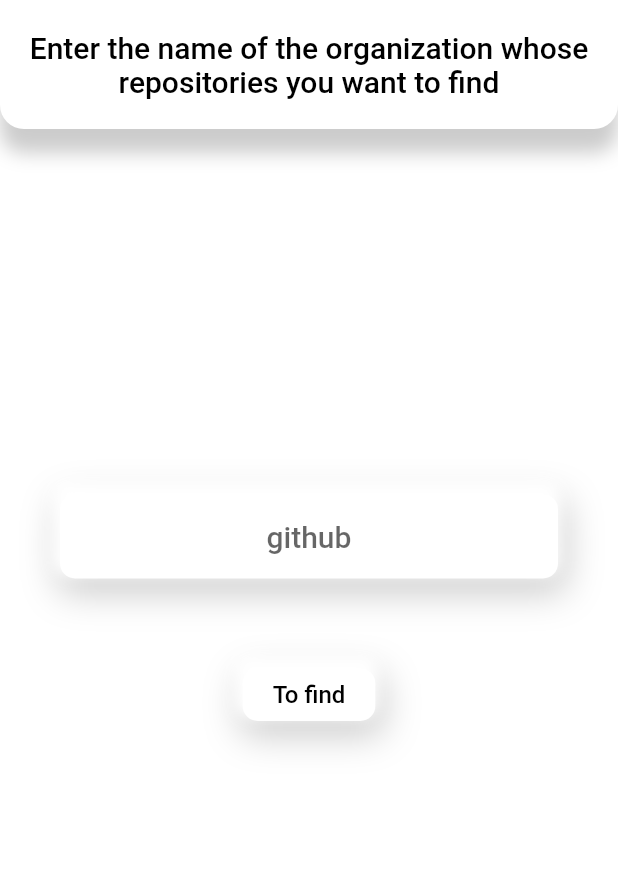
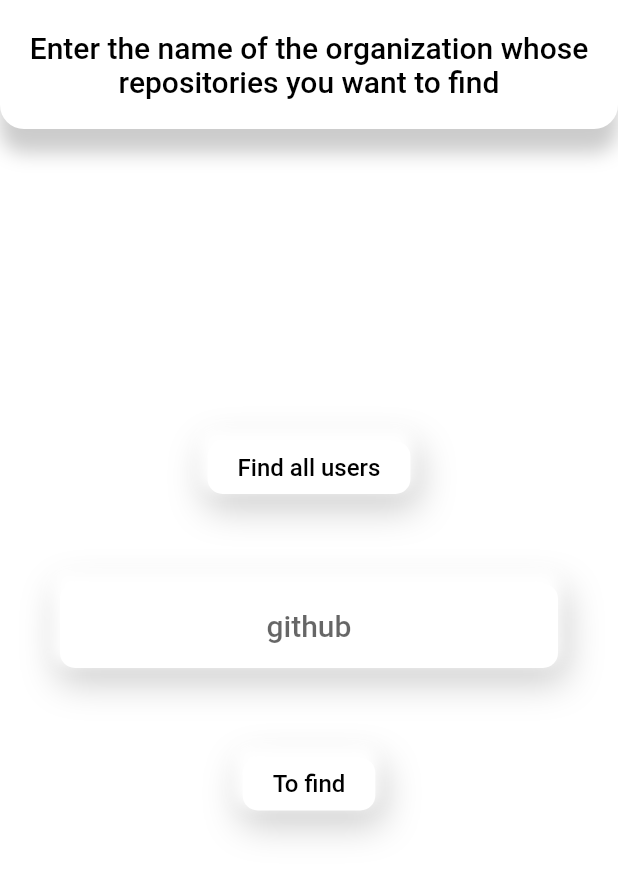
Before and after one commit to VadimKV44/github_repositories, a Flutter app: the screen it shows after launch, on a phone screen of 412 x 824 dp. Shown: the top 877 px of the screen. Run offline on Flutter 3.47's test engine with Material 2 defaults, Android fonts, the phone set to English and light mode, and no system bars; our stand-ins replace bloc, flutter_bloc; accounts and stored records are empty.

Commit message:
Adding the ability to get all users

```diff
--- /dev/null
+++ b/lib/api_repositury/data_models/all_users_model.dart
@@ -0,0 +1,30 @@
+import 'dart:convert';
+
+List<AllUsersModel> allUsersModelFromJson(String str) => List<AllUsersModel>.from(json.decode(str).map((x) => AllUsersModel.fromJson(x)));
+
+class AllUsersModel {
+  String? login;
+  int? id;
+  String? nodeId;
+  String? avatarUrl;
+  String? gravatarId;
+  String? type;
+
+  AllUsersModel({
+    this.login,
+    this.id,
+    this.nodeId,
+    this.avatarUrl,
+    this.gravatarId,
+    this.type,
+  });
+
+  factory AllUsersModel.fromJson(Map<String, dynamic> json) => AllUsersModel(
+    login: json["login"],
+    id: json["id"],
+    nodeId: json["node_id"],
+    avatarUrl: json["avatar_url"],
+    gravatarId: json["gravatar_id"],
+    type: json["type"],
+  );
+}
--- /dev/null
+++ b/lib/blocs/all_users_cubit/all_users_cubit.dart
@@ -0,0 +1,24 @@
+import 'package:bloc/bloc.dart';
+import 'package:github_repositories/api_repositury/data_models/all_users_model.dart';
+import 'package:github_repositories/api_repositury/repository.dart';
+import 'package:meta/meta.dart';
+
+part 'all_users_state.dart';
+
+class AllUsersCubit extends Cubit<AllUsersState> {
+  AllUsersCubit() : super(AllUsersInitial());
+
+  Repository repository = Repository();
+
+  List<AllUsersModel>? allUsers;
+
+  void getAllUsers() async {
+    emit(AllUsersLoading());
+    allUsers = await repository.getAllUsers();
+    if (allUsers == null) {
+      emit(AllUsersError());
+    } else {
+      emit(AllUsersSuccess());
+    }
+  }
+}
--- /dev/null
+++ b/lib/blocs/all_users_cubit/all_users_state.dart
@@ -0,0 +1,12 @@
+part of 'all_users_cubit.dart';
+
+@immutable
+abstract class AllUsersState {}
+
+class AllUsersInitial extends AllUsersState {}
+
+class AllUsersLoading extends AllUsersState {}
+
+class AllUsersError extends AllUsersState {}
+
+class AllUsersSuccess extends AllUsersState {}
--- a/lib/consts/strings.dart
+++ b/lib/consts/strings.dart
@@ -1,6 +1,6 @@
 abstract class Strings {
   /// For API
-  static const String baseUrl = "https://api.github.com/users/";
+  static const String baseUrl = "https://api.github.com/users";
   static const String unknownError = "Unknown error";
 
   /// For Screens
@@ -18,4 +18,6 @@ abstract class Strings {
   static const String watchers = "Watchers: ";
   static const String defaultBranch = "Default branch: ";
   static const String repositoryName = "Repository name: ";
+  static const String findAllUsers = "Find all users";
+  static const String name = "Name: ";
 }
--- a/lib/main.dart
+++ b/lib/main.dart
@@ -1,5 +1,6 @@
 import 'package:flutter/material.dart';
 import 'package:flutter_bloc/flutter_bloc.dart';
+import 'package:github_repositories/blocs/all_users_cubit/all_users_cubit.dart';
 import 'package:github_repositories/blocs/repos_cubit/repos_cubit.dart';
 import 'package:github_repositories/blocs/user_cubit/user_cubit.dart';
 import 'package:github_repositories/screens/search_repository_screen.dart';
@@ -17,6 +18,7 @@ class MyApp extends StatelessWidget {
       providers: [
         BlocProvider<ReposCubit>(create: (context) => ReposCubit()),
         BlocProvider<UserCubit>(create: (context) => UserCubit()),
+        BlocProvider<AllUsersCubit>(create: (context) => AllUsersCubit()),
       ],
       child: const MaterialApp(
         home: SearchRepositoryScreen(),
--- a/lib/screens/search_repository_screen.dart
+++ b/lib/screens/search_repository_screen.dart
@@ -2,6 +2,7 @@ import 'package:flutter/material.dart';
 import 'package:github_repositories/consts/colors.dart';
 import 'package:github_repositories/consts/strings.dart';
 import 'package:github_repositories/consts/styles.dart';
+import 'package:github_repositories/screens/all_users_screen.dart';
 import 'package:github_repositories/screens/repository_info_screen.dart';
 import 'package:github_repositories/widgets/custom_button_widget.dart';
 import 'package:github_repositories/widgets/custom_text_field_widget.dart';
@@ -58,7 +59,19 @@ class _SearchRepositoryScreenState extends State<SearchRepositoryScreen> {
               ),
               ListView(
                 children: [
-                  SizedBox(height: (MediaQuery.of(context).size.height / 2.5)),
+                  SizedBox(height: (MediaQuery.of(context).size.height / 2.8)),
+                  Row(
+                    mainAxisAlignment: MainAxisAlignment.center,
+                    children: [
+                      CustomButtonWidget(
+                        onTap: () {
+                          Navigator.push(context, MaterialPageRoute(builder: (context) => const AllUsersScreen()));
+                        },
+                        text: Strings.findAllUsers,
+                      ),
+                    ],
+                  ),
+                  const SizedBox(height: 60.0),
                   Padding(
                     padding: const EdgeInsets.symmetric(horizontal: 40.0),
                     child: CustomTextFieldWidget(
```
Also changed, not shown: lib/api_repositury/repository.dart (+24 -2 lines), lib/screens/all_users_screen.dart (added, +66 -0 lines), lib/widgets/user_item_widget.dart (added, +77 -0 lines).
